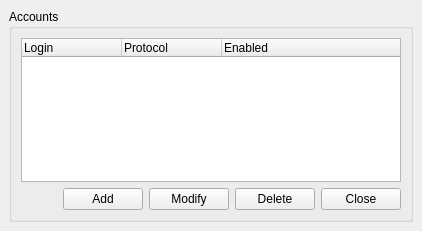
Qt form wengophone/src/presentation/qt/imaccount/IMAccountManager.ui (tkrotoff/WengoPhone) before a commit.
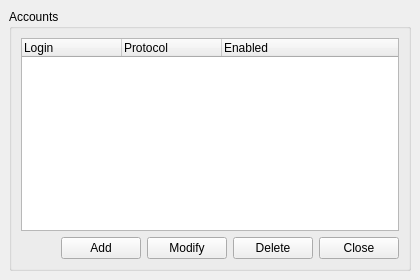
The same form after that commit. Icons and pictures are not drawn.

```diff
--- a/wengophone/src/presentation/qt/imaccount/IMAccountManager.ui
+++ b/wengophone/src/presentation/qt/imaccount/IMAccountManager.ui
@@ -8,8 +8,8 @@
    <rect>
     <x>0</x>
     <y>0</y>
-    <width>422</width>
-    <height>231</height>
+    <width>420</width>
+    <height>280</height>
    </rect>
   </property>
   <property name="windowTitle" >
```
Left out of the diff: 16 changed lines with no effect on the pictures.
